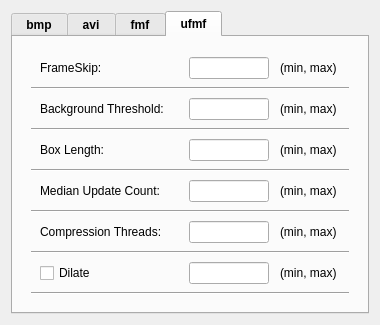
Before: the Qt Designer form src/gui/logging_settings_dialog.ui in janelia-idf/bias, drawn with Qt 5.
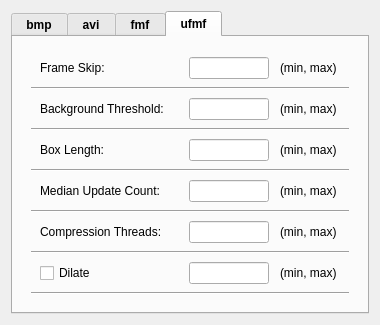
After: the same form once the commit is applied.

```diff
--- a/src/gui/logging_settings_dialog.ui
+++ b/src/gui/logging_settings_dialog.ui
@@ -665,7 +665,7 @@
                 </font>
                </property>
                <property name="text">
-                <string>FrameSkip: </string>
+                <string>Frame Skip: </string>
                </property>
               </widget>
              </item>
```
Left out of the diff: 6 changed lines with no effect on the pictures.
